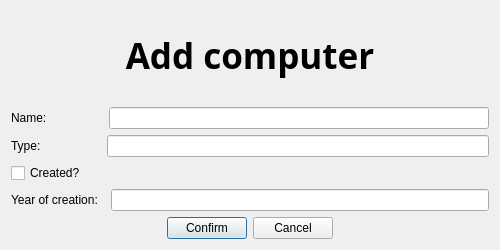
Old version of the form Vika3nytt/dialogaddcom.ui in the repository sabbisun/Vika3nytt.
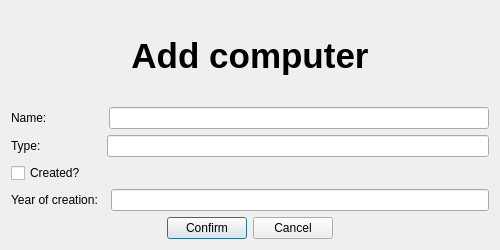
New version of the form.

Diff of the .ui file:
```diff
--- a/Vika3nytt/dialogaddcom.ui
+++ b/Vika3nytt/dialogaddcom.ui
@@ -18,7 +18,7 @@
     <widget class="QLabel" name="label_addCom">
      <property name="font">
       <font>
-       <family>Alien Encounters</family>
+       <family>Arial</family>
        <pointsize>36</pointsize>
        <weight>75</weight>
        <italic>false</italic>
```
